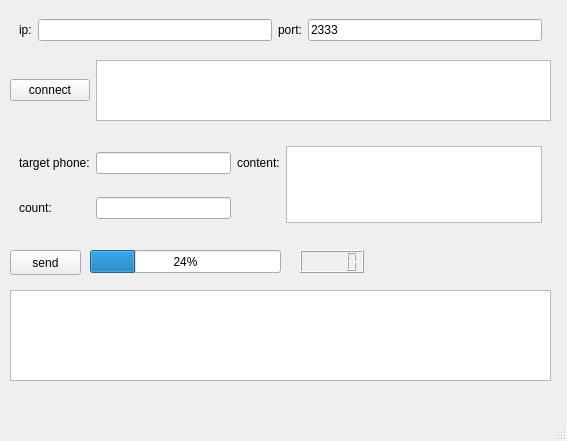
This is untitled.ui in bijan-181/sms_sender as Qt 5 draws it before an edit. The edited form follows.
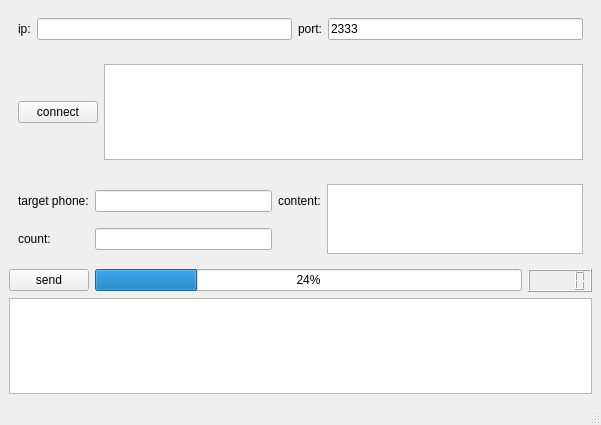
This is the edited form.

Commit message: new ui file by qt designer

What changed in the file:
```diff
--- a/untitled.ui
+++ b/untitled.ui
@@ -6,42 +6,36 @@
    <rect>
     <x>0</x>
     <y>0</y>
-    <width>567</width>
-    <height>441</height>
+    <width>601</width>
+    <height>425</height>
    </rect>
   </property>
   <property name="windowTitle">
    <string>MainWindow</string>
   </property>
   <widget class="QWidget" name="centralwidget">
+   <layout class="QGridLayout" name="gridLayout_2">
+    <item row="0" column="0" colspan="3">
    <widget class="QFrame" name="gridFrame">
-    <property name="geometry">
-     <rect>
-      <x>10</x>
-      <y>10</y>
-      <width>541</width>
-      <height>41</height>
-     </rect>
-    </property>
-    <layout class="QGridLayout" name="gridLayout">
-     <item row="0" column="3">
-      <widget class="QLabel" name="label_port">
-       <property name="text">
-        <string>port:</string>
-       </property>
-      </widget>
-     </item>
-     <item row="0" column="1">
+      <layout class="QHBoxLayout" name="horizontalLayout_2">
+       <item>
       <widget class="QLabel" name="label_ip">
        <property name="text">
         <string>ip:</string>
        </property>
       </widget>
      </item>
-     <item row="0" column="2">
+       <item>
       <widget class="QLineEdit" name="ip_input"/>
      </item>
-     <item row="0" column="4">
+       <item>
+        <widget class="QLabel" name="label_port">
+         <property name="text">
+          <string>port:</string>
+         </property>
+        </widget>
+       </item>
+       <item>
       <widget class="QLineEdit" name="port_input">
        <property name="inputMask">
         <string>2333</string>
@@ -50,15 +44,9 @@
      </item>
     </layout>
    </widget>
+    </item>
+    <item row="1" column="0" colspan="3">
    <widget class="QWidget" name="horizontalWidget" native="true">
-    <property name="geometry">
-     <rect>
-      <x>10</x>
-      <y>60</y>
-      <width>541</width>
-      <height>61</height>
-     </rect>
-    </property>
     <layout class="QHBoxLayout" name="horizontalLayout">
      <item>
       <widget class="QPushButton" name="connect">
@@ -72,19 +60,30 @@
      </item>
     </layout>
    </widget>
+    </item>
+    <item row="2" column="0" colspan="3">
    <widget class="QFrame" name="gridFrame_2">
-    <property name="geometry">
-     <rect>
-      <x>10</x>
-      <y>130</y>
-      <width>541</width>
-      <height>111</height>
-     </rect>
-    </property>
-    <layout class="QGridLayout" name="gridLayout_2">
+      <layout class="QGridLayout" name="gridLayout">
+       <item row="0" column="0">
+        <widget class="QLabel" name="target_phone_label">
+         <property name="text">
+          <string>target phone:</string>
+         </property>
+        </widget>
+       </item>
      <item row="0" column="1">
       <widget class="QLineEdit" name="number_input"/>
      </item>
+       <item row="0" column="2">
+        <widget class="QLabel" name="content_lable">
+         <property name="text">
+          <string>content:</string>
+         </property>
+        </widget>
+       </item>
+       <item row="0" column="3" rowspan="2">
+        <widget class="QTextEdit" name="content_input"/>
+       </item>
      <item row="1" column="0">
       <widget class="QLabel" name="count_label">
        <property name="text">
@@ -92,84 +91,33 @@
        </property>
       </widget>
      </item>
-     <item row="0" column="2">
-      <widget class="QLabel" name="content_lable">
-       <property name="text">
-        <string>content:</string>
-       </property>
-      </widget>
-     </item>
      <item row="1" column="1">
       <widget class="QLineEdit" name="count_input"/>
      </item>
-     <item row="0" column="0">
-      <widget class="QLabel" name="target_phone_label">
-       <property name="text">
-        <string>target phone:</string>
-       </property>
-      </widget>
-     </item>
-     <item row="0" column="3" rowspan="2">
-      <widget class="QTextEdit" name="content_input"/>
-     </item>
-    </layout>
-   </widget>
-   <widget class="QTextBrowser" name="message_send_status">
-    <property name="geometry">
-     <rect>
-      <x>10</x>
-      <y>290</y>
-      <width>541</width>
-      <height>91</height>
-     </rect>
-    </property>
-   </widget>
+      </layout>
+     </widget>
+    </item>
+    <item row="3" column="0">
+     <widget class="QPushButton" name="send">
+      <property name="text">
+       <string>send</string>
+      </property>
+     </widget>
+    </item>
+    <item row="3" column="1">
    <widget class="QProgressBar" name="progressBar">
-    <property name="geometry">
-     <rect>
-      <x>90</x>
-      <y>250</y>
-      <width>191</width>
-      <height>23</height>
-     </rect>
-    </property>
     <property name="value">
      <number>24</number>
     </property>
    </widget>
-   <widget class="QPushButton" name="send">
-    <property name="geometry">
-     <rect>
-      <x>10</x>
-      <y>250</y>
-      <width>71</width>
-      <height>25</height>
-     </rect>
-    </property>
-    <property name="text">
-     <string>send</string>
-    </property>
-   </widget>
-   <widget class="QLCDNumber" name="sended_lcd">
-    <property name="geometry">
-     <rect>
-      <x>300</x>
-      <y>250</y>
-      <width>64</width>
-      <height>23</height>
-     </rect>
-    </property>
-   </widget>
-  </widget>
-  <widget class="QMenuBar" name="menubar">
-   <property name="geometry">
-    <rect>
-     <x>0</x>
-     <y>0</y>
-     <width>567</width>
-     <height>22</height>
-    </rect>
-   </property>
+    </item>
+    <item row="3" column="2">
+     <widget class="QLCDNumber" name="sended_lcd"/>
+    </item>
+    <item row="4" column="0" colspan="3">
+     <widget class="QTextBrowser" name="message_send_status"/>
+    </item>
+   </layout>
   </widget>
   <widget class="QStatusBar" name="statusbar"/>
  </widget>
```
Lines whose indentation alone changed are shown as unchanged.
